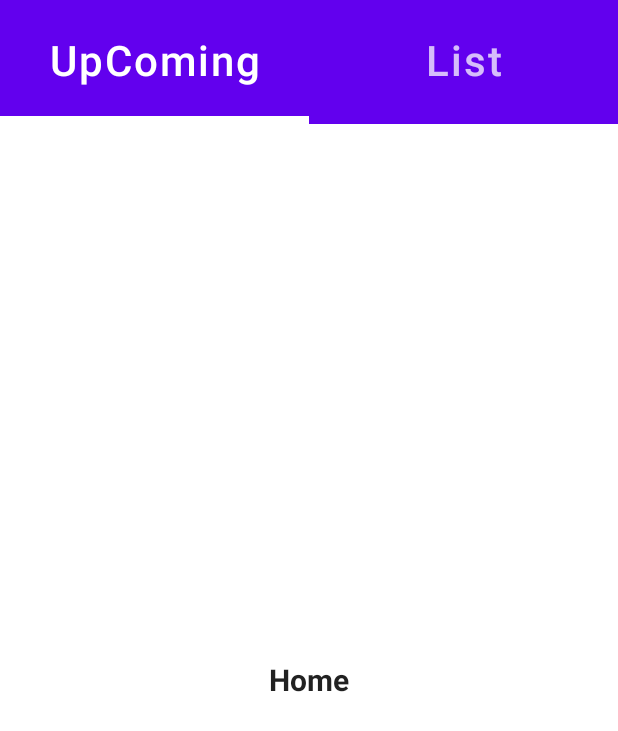
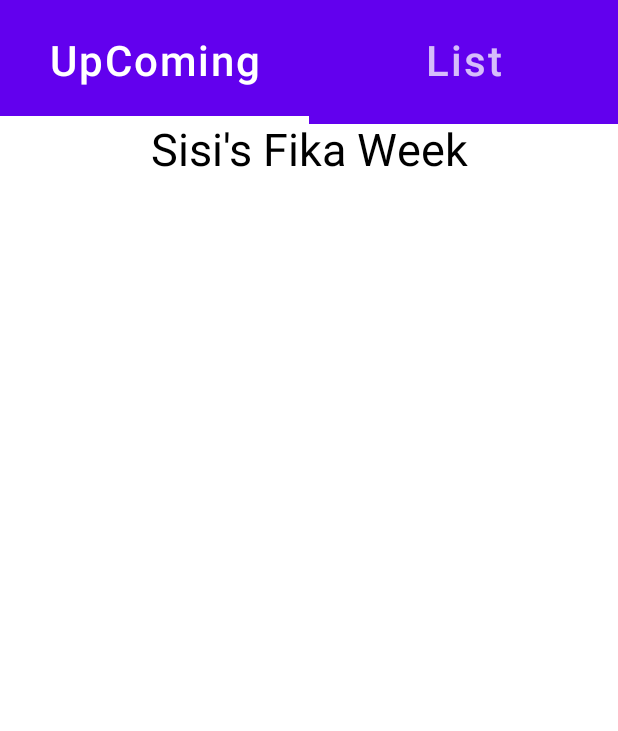
Before and after one commit to behrouzaptiv/CodeForFun, an Android app built with Jetpack Compose: the screen it shows after launch (MainActivity), on a phone screen of 412 x 824 dp. Shown: the top 731 px of the screen. Run offline under Robolectric (Android 15) with nearby library versions, the phone set to English and light mode, and no system bars; our stand-ins replace accompanist.

```diff
--- /dev/null
+++ b/app/src/main/java/com/aptiv/fika/presentation/FikaHome.kt
@@ -0,0 +1,11 @@
+package com.aptiv.fika.presentation
+
+import androidx.compose.material.Text
+import androidx.compose.runtime.Composable
+import androidx.compose.ui.graphics.Color
+import androidx.compose.ui.unit.sp
+
+@Composable
+fun SetHomeScreen(name: String) {
+    Text(text = "$name's Fika Week", color = Color.Black, fontSize = 30.sp)
+}
--- a/app/src/main/java/com/aptiv/fika/presentation/MainActivity.kt
+++ b/app/src/main/java/com/aptiv/fika/presentation/MainActivity.kt
@@ -3,8 +3,6 @@ package com.aptiv.fika.presentation
 import android.os.Bundle
 import androidx.activity.ComponentActivity
 import androidx.activity.compose.setContent
-import androidx.compose.foundation.background
-import androidx.compose.foundation.layout.Arrangement
 import androidx.compose.foundation.layout.Column
 import androidx.compose.foundation.layout.Spacer
 import androidx.compose.foundation.layout.fillMaxHeight
@@ -22,11 +20,9 @@ import androidx.compose.material.icons.filled.Home
 import androidx.compose.material.icons.filled.Search
 import androidx.compose.runtime.Composable
 import androidx.compose.runtime.rememberCoroutineScope
-import androidx.compose.ui.Alignment
 import androidx.compose.ui.Modifier
 import androidx.compose.ui.graphics.Color
 import androidx.compose.ui.graphics.vector.ImageVector
-import androidx.compose.ui.text.font.FontWeight
 import androidx.compose.ui.tooling.preview.Preview
 import androidx.compose.ui.unit.dp
 import androidx.compose.ui.unit.sp
@@ -79,7 +75,9 @@ fun TabLayout(tabData: List<Pair<String, ImageVector>>, pagerState: PagerState)
                 color = Color.White
             )
         },
-        modifier = Modifier.fillMaxWidth().fillMaxHeight(0.1f)
+        modifier = Modifier
+            .fillMaxWidth()
+            .fillMaxHeight(0.1f)
     ) {
         tabData.forEachIndexed { index, pair ->
             Tab(
@@ -97,25 +95,15 @@ fun TabContent(tabData: List<Pair<String, ImageVector>>, pagerState: PagerState)
     HorizontalPager(state = pagerState) { index ->
         when (index) {
             0 -> {
-                HomeScreen()
+                SetHomeScreen("Sisi")
             }
             1 -> {
-                HomeScreen()
+                SetFikaList()
             }
         }
     }
 }
 
-@Composable
-fun HomeScreen() {
-    Column(
-        Modifier.fillMaxSize().background(Color.Transparent),
-        verticalArrangement = Arrangement.Center,
-        horizontalAlignment = Alignment.CenterHorizontally
-    ) {
-        Text(text = "Home", fontWeight = FontWeight.Bold, fontSize = 20.sp)
-    }
-}
 
 private fun getTabList(): List<Pair<String, ImageVector>> {
     return listOf(
```
Also changed, not shown: app/src/main/java/com/aptiv/fika/FikaHomeFragment.kt (deleted, +0 -36 lines), app/src/main/java/com/aptiv/fika/FikaListFragment.kt (deleted, +0 -36 lines), app/src/main/java/com/aptiv/fika/presentation/FikaList.kt (added, +36 -0 lines).
